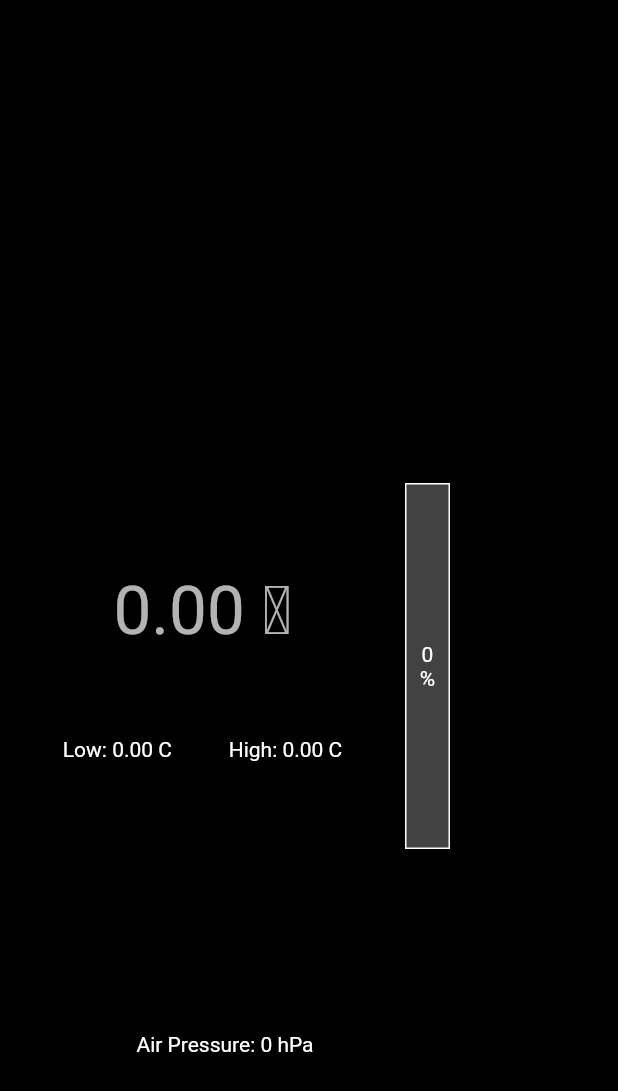
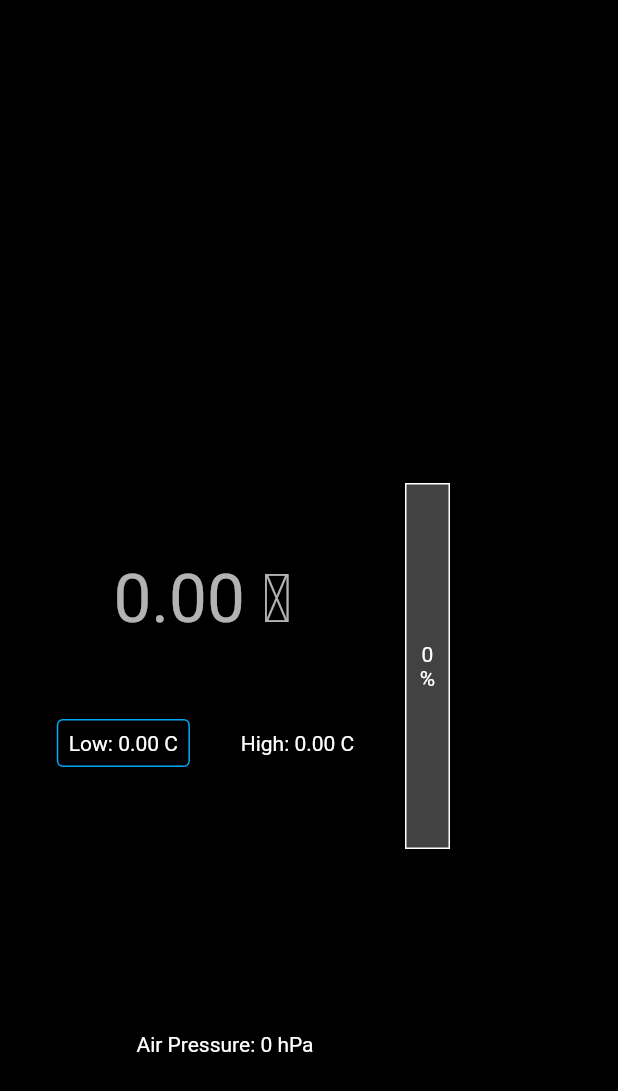
Before and after one commit to nobodyn0se/Weather_Now, a Flutter app: the WeatherWidget widget shown alone on an empty page, opened directly with empty values, on a phone screen of 412 x 824 dp. Shown: the top 1091 px of the screen. Run offline on Flutter 3.47's test engine with Material 2 defaults, Android fonts, the phone set to English and light mode, and no system bars; our stand-ins replace equatable, flutter_bloc.

Commit message:
Colored border added to low temp card

```diff
--- a/lib/widgets/weather_widget.dart
+++ b/lib/widgets/weather_widget.dart
@@ -51,7 +51,21 @@ class WeatherWidget extends StatelessWidget {
                       Row(
                         mainAxisAlignment: MainAxisAlignment.spaceEvenly,
                         children: <Widget>[
-                          Text('Low: ${weather.minTemp!.toStringAsFixed(2)} C'),
+                          Card(
+                            color: Theme.of(context).scaffoldBackgroundColor,
+                            child: Padding(
+                              padding: const EdgeInsets.all(8.0),
+                              child: Text(
+                                  'Low: ${weather.minTemp!.toStringAsFixed(2)} C'),
+                            ),
+                            shape: const RoundedRectangleBorder(
+                              side: BorderSide(
+                                color: Colors.lightBlue,
+                              ),
+                              borderRadius:
+                                  BorderRadius.all(Radius.circular(4)),
+                            ),
+                          ),
                           Text(
                               'High: ${weather.maxTemp!.toStringAsFixed(2)} C'),
                         ],
```
